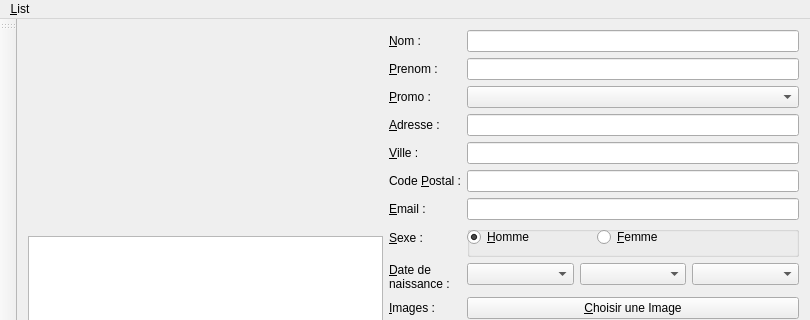
Swoking/COAC2016, file Qt/coac.ui: the form before one commit; both pictures show x 0 to 810 and y 0 to 320 of the 810 by 517 pixel window.
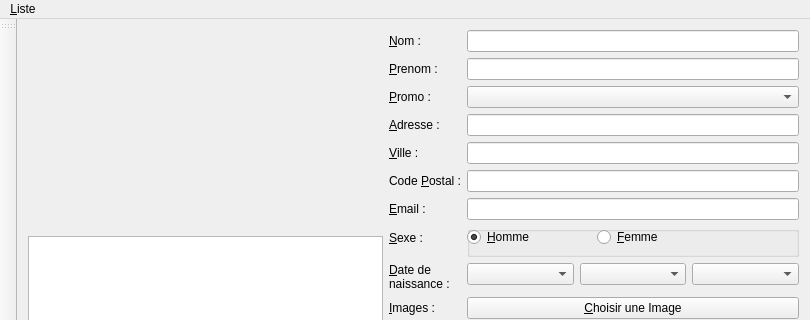
The form after the commit. Custom widgets are drawn as their Qt base class.

What changed in the file:
```diff
--- a/Qt/coac.ui
+++ b/Qt/coac.ui
@@ -374,7 +374,7 @@
    </property>
    <widget class="QMenu" name="menuList">
     <property name="title">
-     <string>&amp;List</string>
+     <string>&amp;Liste</string>
     </property>
     <addaction name="actionEleve"/>
    </widget>
```
Left out of the diff: 12 changed lines with no effect on the pictures.
